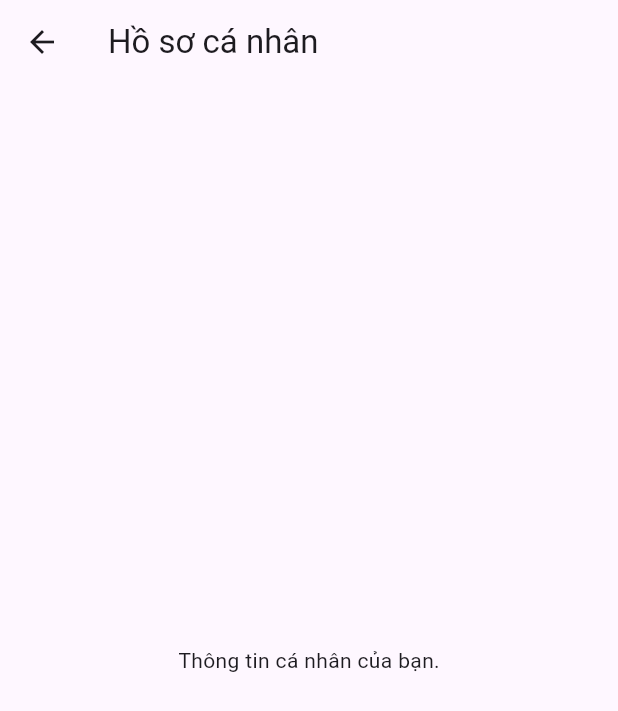
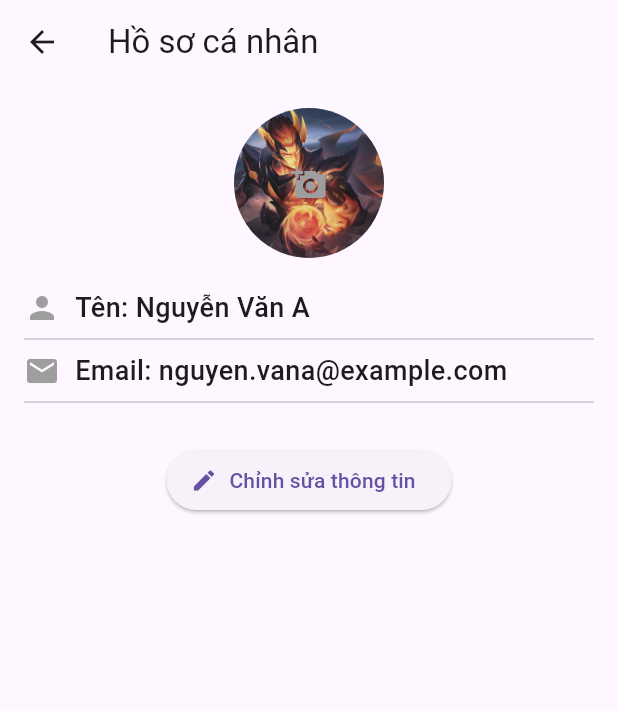
Before and after one commit to Trung-Logarit/final_dnt, a Flutter app: the ProfileScreen screen opened directly, on a phone screen of 412 x 824 dp. Shown: the top 711 px of the screen. Run offline on Flutter 3.47's test engine with Material 3 defaults, Android fonts, the phone set to English and light mode, and no system bars; our stand-ins replace image_picker.

Commit message:
Ho so ca nhan

```diff
--- a/lib/screens/profile_screen.dart
+++ b/lib/screens/profile_screen.dart
@@ -1,14 +1,129 @@
+import 'dart:io';
 import 'package:flutter/material.dart';
+import 'package:image_picker/image_picker.dart';
 
-class ProfileScreen extends StatelessWidget {
+class ProfileScreen extends StatefulWidget {
+  @override
+  State<ProfileScreen> createState() => _ProfileScreenState();
+}
+
+class _ProfileScreenState extends State<ProfileScreen> {
+  String name = 'Nguyễn Văn A'; // Tên mặc định
+  String email = 'nguyen.vana@example.com'; // Email mặc định
+  File? _avatarImage; // File ảnh đại diện
+
+  // Hàm chọn ảnh từ thư viện
+  Future<void> _pickImage() async {
+    final picker = ImagePicker();
+    final pickedFile = await picker.pickImage(source: ImageSource.gallery);
+    if (pickedFile != null) {
+      setState(() {
+        _avatarImage = File(pickedFile.path);
+      });
+    }
+  }
+
+  // Hàm mở màn hình chỉnh sửa thông tin
+  void _editProfile() {
+    showModalBottomSheet(
+      context: context,
+      isScrollControlled: true,
+      builder: (ctx) {
+        return Padding(
+          padding: MediaQuery.of(ctx).viewInsets, // Đảm bảo không bị che bởi bàn phím
+          child: Container(
+            padding: EdgeInsets.all(16),
+            child: Column(
+              mainAxisSize: MainAxisSize.min,
+              children: [
+                TextField(
+                  decoration: InputDecoration(labelText: 'Tên'),
+                  controller: TextEditingController(text: name),
+                  onChanged: (value) {
+                    name = value;
+                  },
+                ),
+                TextField(
+                  decoration: InputDecoration(labelText: 'Email'),
+                  controller: TextEditingController(text: email),
+                  onChanged: (value) {
+                    email = value;
+                  },
+                ),
+                SizedBox(height: 20),
+                ElevatedButton(
+                  onPressed: () {
+                    setState(() {}); // Cập nhật lại thông tin
+                    Navigator.of(ctx).pop(); // Đóng modal
+                  },
+                  child: Text('Lưu thông tin'),
+                ),
+              ],
+            ),
+          ),
+        );
+      },
+    );
+  }
+
   @override
   Widget build(BuildContext context) {
     return Scaffold(
       appBar: AppBar(
         title: Text('Hồ sơ cá nhân'),
       ),
-      body: Center(
-        child: Text('Thông tin cá nhân của bạn.'),
+      body: Padding(
+        padding: const EdgeInsets.all(16.0),
+        child: Column(
+          crossAxisAlignment: CrossAxisAlignment.start,
+          children: [
+            Center(
+              child: GestureDetector(
+                onTap: _pickImage, // Chọn ảnh mới khi bấm vào ảnh đại diện
+                child: CircleAvatar(
+                  radius: 50,
+                  backgroundImage: _avatarImage != null
+                      ? FileImage(_avatarImage!) // Hiển thị ảnh được chọn
+                      : AssetImage('assets/images/avatar_placeholder.png') as ImageProvider,
+                  child: _avatarImage == null
+                      ? Icon(Icons.add_a_photo, size: 24, color: Colors.grey)
+                      : null,
+                ),
+              ),
+            ),
+            SizedBox(height: 20),
+            Row(
+              children: [
+                Icon(Icons.person, color: Colors.grey),
+                SizedBox(width: 10),
+                Text(
+                  'Tên: $name',
+                  style: TextStyle(fontSize: 18, fontWeight: FontWeight.w500),
+                ),
+              ],
+            ),
+            Divider(),
+            Row(
+              children: [
+                Icon(Icons.email, color: Colors.grey),
+                SizedBox(width: 10),
+                Text(
+                  'Email: $email',
+                  style: TextStyle(fontSize: 18, fontWeight: FontWeight.w500),
+                ),
+              ],
+            ),
+            Divider(),
+            SizedBox(height: 20),
+            Center(
+              child: ElevatedButton.icon(
+                onPressed: _editProfile, // Mở modal chỉnh sửa thông tin
+                icon: Icon(Icons.edit),
+                label: Text('Chỉnh sửa thông tin'),
+              ),
+            ),
+          ],
+        ),
       ),
     );
   }
--- a/pubspec.yaml
+++ b/pubspec.yaml
@@ -64,3 +64,4 @@ flutter:
   assets:
     - assets/images/tshirt.png
     - assets/images/shoes.png
+    - assets/images/avatar_placeholder.png
```
Also changed, not shown: lib/main.dart (+3 -5 lines), lib/screens/home_screen.dart (+5 -24 lines), assets/images/avatar_placeholder.png (added).
